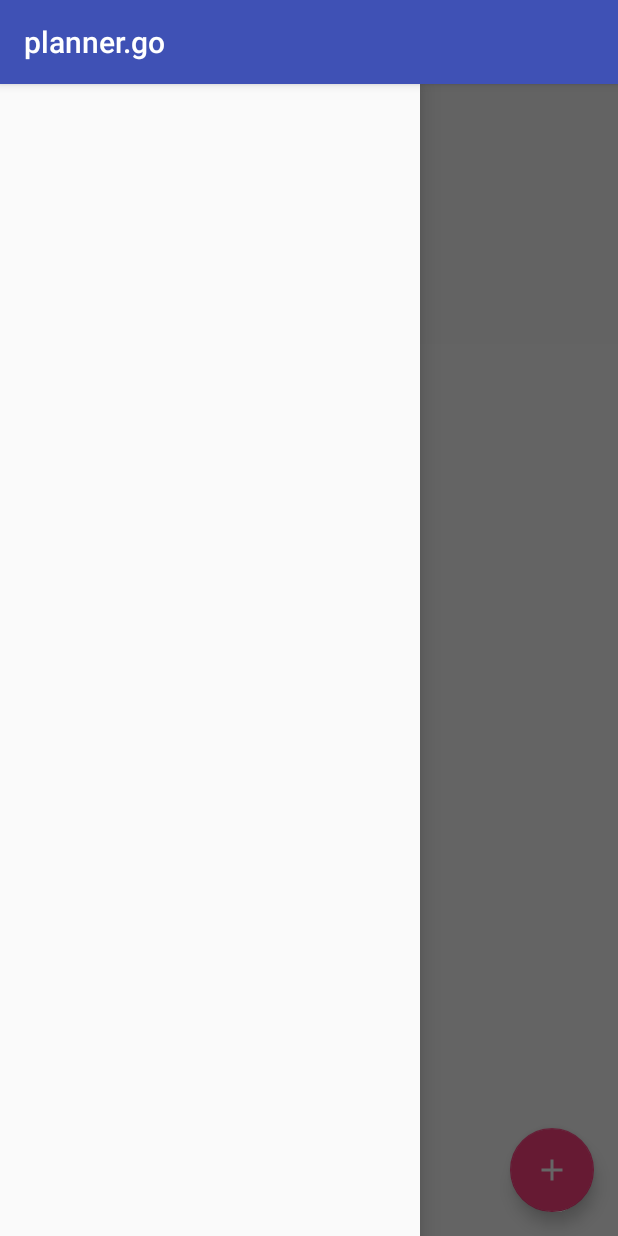
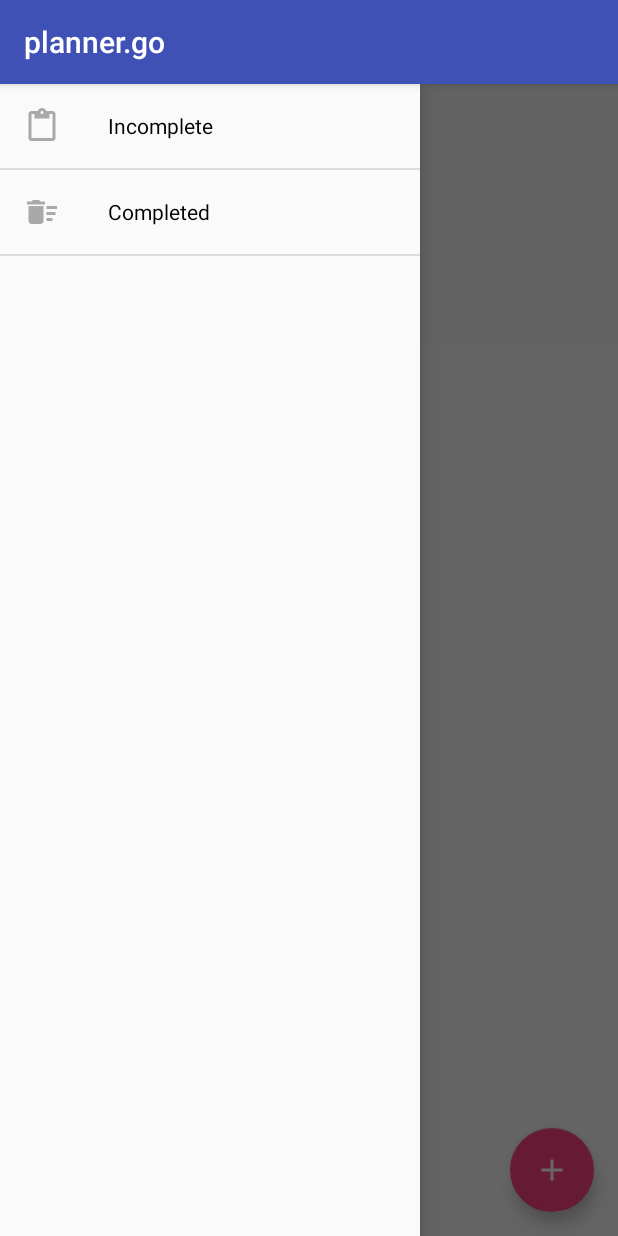
Before and after one commit to star4z/planner.go, an Android app: the screen it shows after launch (MainActivity), with the side drawer open, on a phone screen of 412 x 824 dp. Run offline under Robolectric (Android 15) with nearby library versions, the phone set to English and light mode, and no system bars.

Commit message:
Last update before HashMap rewrite. Added not functional navigation bar, with associated assets. Made index for layout based on date into a separate method. Other small changes.

```diff
--- a/app/src/main/java/go/planner/plannergo/AssignmentCheckBox.java
+++ b/app/src/main/java/go/planner/plannergo/AssignmentCheckBox.java
@@ -4,7 +4,7 @@ import android.app.Activity;
 import android.app.AlertDialog;
 import android.app.DialogFragment;
 import android.os.Bundle;
-import android.util.Log;
+import android.support.annotation.NonNull;
 import android.view.LayoutInflater;
 import android.view.View;
 import android.widget.CheckBox;
@@ -22,7 +22,7 @@ import java.util.Locale;
  * Created by bdphi on 12/22/2017.
  */
 
-class AssignmentCheckBox {
+class AssignmentCheckBox implements Comparable {
 
     LinearLayout container;
 
@@ -36,8 +36,6 @@ class AssignmentCheckBox {
     AssignmentCheckBox(Activity activity, Assignment assignment) {
         LayoutInflater inflater = activity.getLayoutInflater();
         container = (LinearLayout) inflater.inflate(R.layout.assignment_layout, null);
-
-        Log.v("AssignCheckBox", "Children count: " + container.getChildCount());
 
         body = (RelativeLayout) container.findViewById(R.id.body);
         checkBox = (CheckBox) container.findViewById(R.id.checkbox);
@@ -57,6 +55,12 @@ class AssignmentCheckBox {
 
         SimpleDateFormat dateFormat = new SimpleDateFormat("EEE, MM/dd/yy", Locale.US);
         dateView.setText(dateFormat.format(assignment.dueDate.getTime()));
+    }
+
+    @Override
+    public int compareTo(@NonNull Object o) {
+        AssignmentCheckBox box = (AssignmentCheckBox) o;
+        return assignment.dueDate.compareTo(box.assignment.dueDate);
     }
 
     public static class AssignmentDetailsDialog extends DialogFragment {
--- /dev/null
+++ b/app/src/main/java/go/planner/plannergo/DrawerAdapter.java
@@ -0,0 +1,64 @@
+package go.planner.plannergo;
+
+import android.app.Activity;
+import android.content.Context;
+import android.view.LayoutInflater;
+import android.view.View;
+import android.view.ViewGroup;
+import android.widget.BaseAdapter;
+import android.widget.ImageView;
+import android.widget.TextView;
+
+/**
+ * Formats list to be displayed in navigation drawer.
+ * Created by bdphi on 1/7/2018.
+ */
+
+public class DrawerAdapter extends BaseAdapter {
+
+    Activity activity;
+    private String[] drawerOptions;
+    private int[] drawerIcons;
+    private static LayoutInflater inflater = null;
+
+    public DrawerAdapter(Activity activity, String[] drawerOptions, int[] drawerIcons) {
+        this.activity = activity;
+        this.drawerOptions = drawerOptions;
+        this.drawerIcons = drawerIcons;
+        inflater = (LayoutInflater) activity.getSystemService(Context.LAYOUT_INFLATER_SERVICE);
+    }
+
+    @Override
+    public int getCount() {
+        return drawerOptions.length;
+    }
+
+    @Override
+    public Object getItem(int position) {
+        if (position < drawerOptions.length)
+            return drawerOptions[position];
+        else
+            return -1;
+    }
+
+    @Override
+    public long getItemId(int position) {
+        return position;
+    }
+
+    @Override
+    public View getView(int position, View convertView, ViewGroup parent) {
+        View view = convertView;
+        if (convertView == null)
+            view = inflater.inflate(R.layout.drawer_list_item, null);
+
+        TextView text = (TextView) view.findViewById(R.id.nBar_item_text);
+        ImageView icon = (ImageView) view.findViewById(R.id.nBar_item_icon);
+
+        text.setText(drawerOptions[position]);
+//        Log.v("DrawAdapter","position="+position+",drawIcons[position]="+drawerIcons[position]);
+        icon.setImageResource(drawerIcons[position]);
+
+        return view;
+    }
+}
--- a/app/src/main/java/go/planner/plannergo/MainActivity.java
+++ b/app/src/main/java/go/planner/plannergo/MainActivity.java
@@ -7,12 +7,14 @@ import android.app.DatePickerDialog;
 import android.app.Dialog;
 import android.app.DialogFragment;
 import android.content.DialogInterface;
+import android.content.res.TypedArray;
 import android.os.Bundle;
 import android.support.v4.widget.DrawerLayout;
 import android.support.v7.app.AppCompatActivity;
 import android.util.Log;
 import android.view.LayoutInflater;
 import android.view.View;
+import android.widget.AdapterView;
 import android.widget.DatePicker;
 import android.widget.EditText;
 import android.widget.LinearLayout;
@@ -31,14 +33,17 @@ import java.io.ObjectOutputStream;
 import java.text.SimpleDateFormat;
 import java.util.ArrayList;
 import java.util.Calendar;
+import java.util.HashMap;
 import java.util.Locale;
 
 public class MainActivity extends AppCompatActivity {
 
+    HashMap<Assignment, AssignmentCheckBox> assignmentViewHashMap = new HashMap<>();
     ArrayList<Assignment> assignments = new ArrayList<>();
+    ArrayList<Assignment> completedAssignments = new ArrayList<>();
     LinearLayout parent;
 
-    //    EditText date
+    //EditText date
     DatePickerDialog datePickerDialog;
     SimpleDateFormat dateFormatter;
 
@@ -50,6 +55,7 @@ public class MainActivity extends AppCompatActivity {
     int overdue = 4;
 
     private String[] drawerOptions;
+    private int[] drawerIcons;
     private DrawerLayout mDrawerLayout;
     private ListView mDrawerList;
 
@@ -63,8 +69,30 @@ public class MainActivity extends AppCompatActivity {
         parent = (LinearLayout) findViewById(R.id.body);
 
         drawerOptions = getResources().getStringArray(R.array.drawer_options_array);
+//        drawerIcons = getResources().getIntArray(R.array.drawer_icons_array);
+        TypedArray tArray = getResources().obtainTypedArray(R.array.drawer_icons_array);
+        int count = tArray.length();
+        drawerIcons = new int[count];
+        for (int i = 0; i < drawerIcons.length; i++) {
+            drawerIcons[i] = tArray.getResourceId(i, 0);
+        }
+        //Recycles the TypedArray, to be re-used by a later caller.
+        //After calling this function you must not ever touch the typed array again.
+        tArray.recycle();
+
         mDrawerLayout = (DrawerLayout) findViewById(R.id.drawer_layout);
         mDrawerList = (ListView) findViewById(R.id.drawer_list);
+
+        // Set the adapter for the list view
+        mDrawerList.setAdapter(new DrawerAdapter(this, drawerOptions, drawerIcons));
+
+        // TODO:Set the list's click listener
+        mDrawerList.setOnItemClickListener(new AdapterView.OnItemClickListener() {
+            @Override
+            public void onItemClick(AdapterView<?> parent, View view, int position, long id) {
+
+            }
+        });
 
         assignments = readAssignmentsFromFile();
         for (Assignment assignment : assignments) {
@@ -102,15 +130,26 @@ public class MainActivity extends AppCompatActivity {
     public void addAssignmentToLayout(Assignment assignment) {
 
         AssignmentCheckBox box = new AssignmentCheckBox(this, assignment);
+        assignmentViewHashMap.put(assignment, box);
         writeAssignmentsToFile();
 
         //Adds box in appropriate section
+        int addAtIndex = parentDateIndex(box);
+
+        //TODO: Add assignment type sorting options
+
+        //TODO: Sort list from oldest to newest (Today or newer is first)
+        //Use ArrayLists for each section and add them in reverse order (i.e. overdue first)
+
+
+        parent.addView(box.container, addAtIndex);
+    }
+
+    int parentDateIndex(AssignmentCheckBox box){
         int addAtIndex;
 
-        //TODO: Add assignment type sorting options
         Calendar today = Calendar.getInstance();
-        //TODO: Sort list from oldest to newest (Today or newer is first)
-        //Use ArrayLists for each section and add them in reverse order (i.e. overdue first)
+
         int compareToToday = compareCalendars(box.assignment.dueDate, today);
         if (compareToToday == 0) {
             Log.v("", "Added at today");
@@ -134,7 +173,7 @@ public class MainActivity extends AppCompatActivity {
             }
         }
 
-        parent.addView(box.container, addAtIndex);
+        return addAtIndex;
     }
 
     public void checked(View view) {
@@ -156,7 +195,10 @@ public class MainActivity extends AppCompatActivity {
     public void writeAssignmentsToFile() {
         try {
             File file = new File(getFilesDir(), fileName);
-            file.createNewFile();
+            boolean fileCreated = file.createNewFile();
+            if(fileCreated)
+                Log.v("MA","File did not exist and was created.");
+
             FileOutputStream fos = new FileOutputStream(file, false);
             try {
                 ObjectOutputStream oos = new ObjectOutputStream(fos);
--- /dev/null
+++ b/app/src/main/res/drawable/ic_clipboard_black_24dp.xml
@@ -0,0 +1,9 @@
+<vector xmlns:android="http://schemas.android.com/apk/res/android"
+        android:width="24dp"
+        android:height="24dp"
+        android:viewportWidth="24.0"
+        android:viewportHeight="24.0">
+    <path
+        android:fillColor="#ffa9a9a9"
+        android:pathData="M19,2h-4.18C14.4,0.84 13.3,0 12,0c-1.3,0 -2.4,0.84 -2.82,2L5,2c-1.1,0 -2,0.9 -2,2v16c0,1.1 0.9,2 2,2h14c1.1,0 2,-0.9 2,-2L21,4c0,-1.1 -0.9,-2 -2,-2zM12,2c0.55,0 1,0.45 1,1s-0.45,1 -1,1 -1,-0.45 -1,-1 0.45,-1 1,-1zM19,20L5,20L5,4h2v3h10L17,4h2v16z"/>
+</vector>
--- /dev/null
+++ b/app/src/main/res/drawable/ic_trash_black_24dp.xml
@@ -0,0 +1,9 @@
+<vector xmlns:android="http://schemas.android.com/apk/res/android"
+        android:width="24dp"
+        android:height="24dp"
+        android:viewportWidth="24.0"
+        android:viewportHeight="24.0">
+    <path
+        android:fillColor="#FFa9a9a9"
+        android:pathData="M15,16h4v2h-4zM15,8h7v2h-7zM15,12h6v2h-6zM3,18c0,1.1 0.9,2 2,2h6c1.1,0 2,-0.9 2,-2L13,8L3,8v10zM14,5h-3l-1,-1L6,4L5,5L2,5v2h12z"/>
+</vector>
--- /dev/null
+++ b/app/src/main/res/layout/drawer_list_item.xml
@@ -0,0 +1,30 @@
+<?xml version="1.0" encoding="utf-8"?>
+
+<LinearLayout
+    xmlns:android="http://schemas.android.com/apk/res/android"
+    xmlns:tools="http://schemas.android.com/tools"
+    android:id="@+id/nBar_item"
+    android:layout_width="match_parent"
+    android:layout_height="48dp"
+    android:orientation="horizontal"
+    android:padding="16dp">
+
+    <ImageView
+        android:id="@+id/nBar_item_icon"
+        android:layout_width="wrap_content"
+        android:layout_height="wrap_content"
+        android:layout_gravity="center"
+        android:layout_marginStart="0dp"
+        android:layout_marginEnd="32dp"
+        android:src="@drawable/ic_clipboard_black_24dp" />
+
+    <TextView
+        android:id="@+id/nBar_item_text"
+        android:layout_width="0dp"
+        android:layout_height="wrap_content"
+        android:layout_weight="1"
+        android:layout_gravity="center"
+        android:textSize="14sp"
+        android:textColor="@android:color/black"
+        android:text="@string/default_title" />
+</LinearLayout>
--- a/app/src/main/res/values/arrays.xml
+++ b/app/src/main/res/values/arrays.xml
@@ -4,4 +4,9 @@
         <item>Incomplete</item>
         <item>Completed</item>
     </string-array>
+
+    <integer-array name="drawer_icons_array">
+        <item>@drawable/ic_clipboard_black_24dp</item>
+        <item>@drawable/ic_trash_black_24dp</item>
+    </integer-array>
 </resources>
```
Also changed, not shown: 1 other file.
